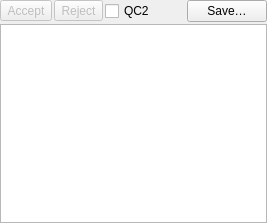
Before: the Qt Designer form src/datalist.ui in metno/kvhqc, drawn with Qt 5.
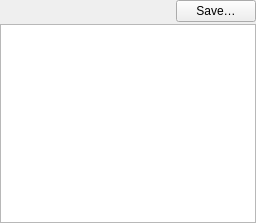
After: the same form once the commit is applied. Custom widgets are drawn as their Qt base class.

Commit message: added AcceptRejectButtons widget for DataList and WatchWeather

Patch:
```diff
--- a/src/datalist.ui
+++ b/src/datalist.ui
@@ -6,7 +6,7 @@
    <rect>
     <x>0</x>
     <y>0</y>
-    <width>267</width>
+    <width>256</width>
     <height>223</height>
    </rect>
   </property>
@@ -26,40 +26,7 @@
       <number>2</number>
      </property>
      <item>
-      <widget class="QToolButton" name="buttonAccept">
-       <property name="enabled">
-        <bool>false</bool>
-       </property>
-       <property name="toolTip">
-        <string>&lt;html&gt;&lt;head/&gt;&lt;body&gt;&lt;p&gt;Accept  the original or corrected value (depending on the selected column).&lt;/p&gt;&lt;p&gt;QC2 is allowed to override if &lt;span style=&quot; font-style:italic;&quot;&gt;QC2&lt;/span&gt; is checked.&lt;/p&gt;&lt;/body&gt;&lt;/html&gt;</string>
-       </property>
-       <property name="text">
-        <string>Accept</string>
-       </property>
-      </widget>
-     </item>
-     <item>
-      <widget class="QToolButton" name="buttonReject">
-       <property name="enabled">
-        <bool>false</bool>
-       </property>
-       <property name="toolTip">
-        <string>&lt;html&gt;&lt;head/&gt;&lt;body&gt;&lt;p&gt;Reject the value.&lt;/p&gt;&lt;p&gt;QC2 is allowed to override if &lt;span style=&quot; font-style:italic;&quot;&gt;QC2&lt;/span&gt; is checked.&lt;/p&gt;&lt;/body&gt;&lt;/html&gt;</string>
-       </property>
-       <property name="text">
-        <string>Reject</string>
-       </property>
-      </widget>
-     </item>
-     <item>
-      <widget class="QCheckBox" name="checkQC2">
-       <property name="toolTip">
-        <string>&lt;html&gt;&lt;head/&gt;&lt;body&gt;&lt;p&gt;Decides wheter QC2 is allowed to override for &lt;span style=&quot; font-style:italic;&quot;&gt;Accept&lt;/span&gt; and &lt;span style=&quot; font-style:italic;&quot;&gt;Reject&lt;/span&gt;.&lt;/p&gt;&lt;/body&gt;&lt;/html&gt;</string>
-       </property>
-       <property name="text">
-        <string>QC2</string>
-       </property>
-      </widget>
+      <widget class="AcceptRejectButtons" name="buttonsAcceptReject" native="true"/>
      </item>
      <item>
       <spacer name="horizontalSpacer">
@@ -94,6 +61,12 @@
    <extends>QTableWidget</extends>
    <header>DataList.hh</header>
   </customwidget>
+  <customwidget>
+   <class>AcceptRejectButtons</class>
+   <extends>QWidget</extends>
+   <header>AcceptRejectButtons.hh</header>
+   <container>1</container>
+  </customwidget>
  </customwidgets>
  <resources/>
  <connections>
```
Left out of the diff: 32 changed lines with no effect on the pictures. The commit also changes 8 other files.
